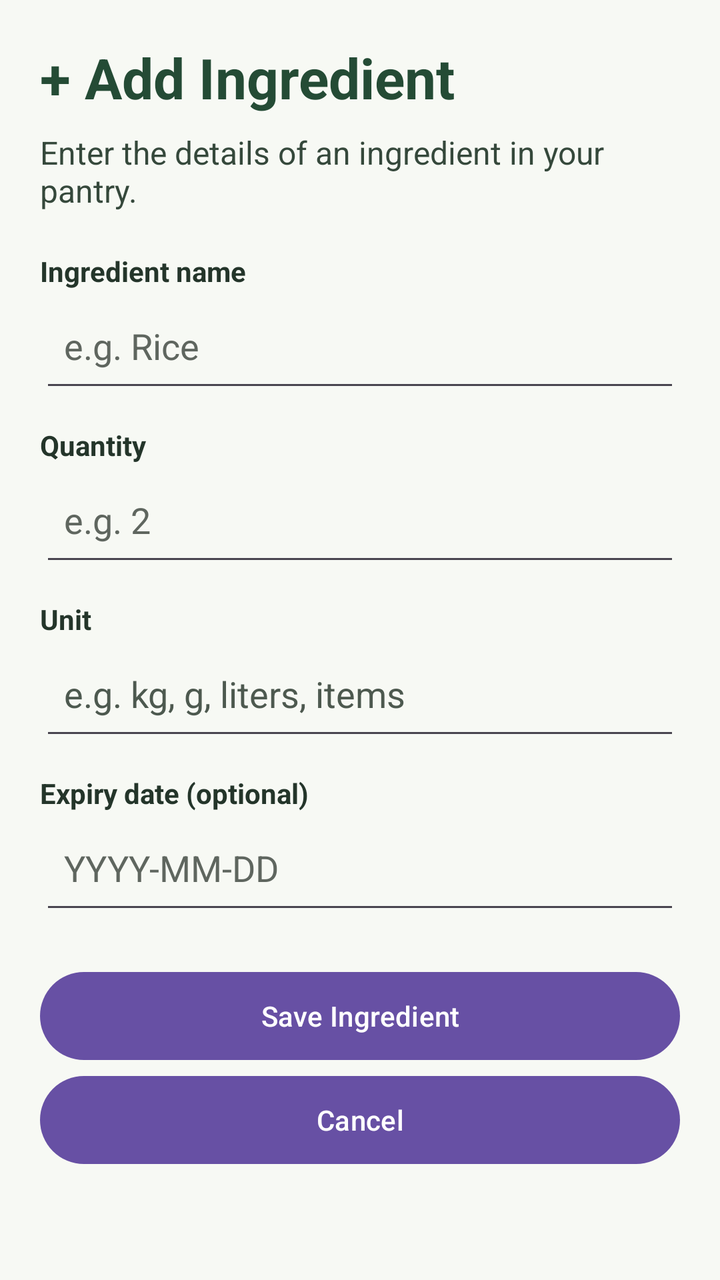
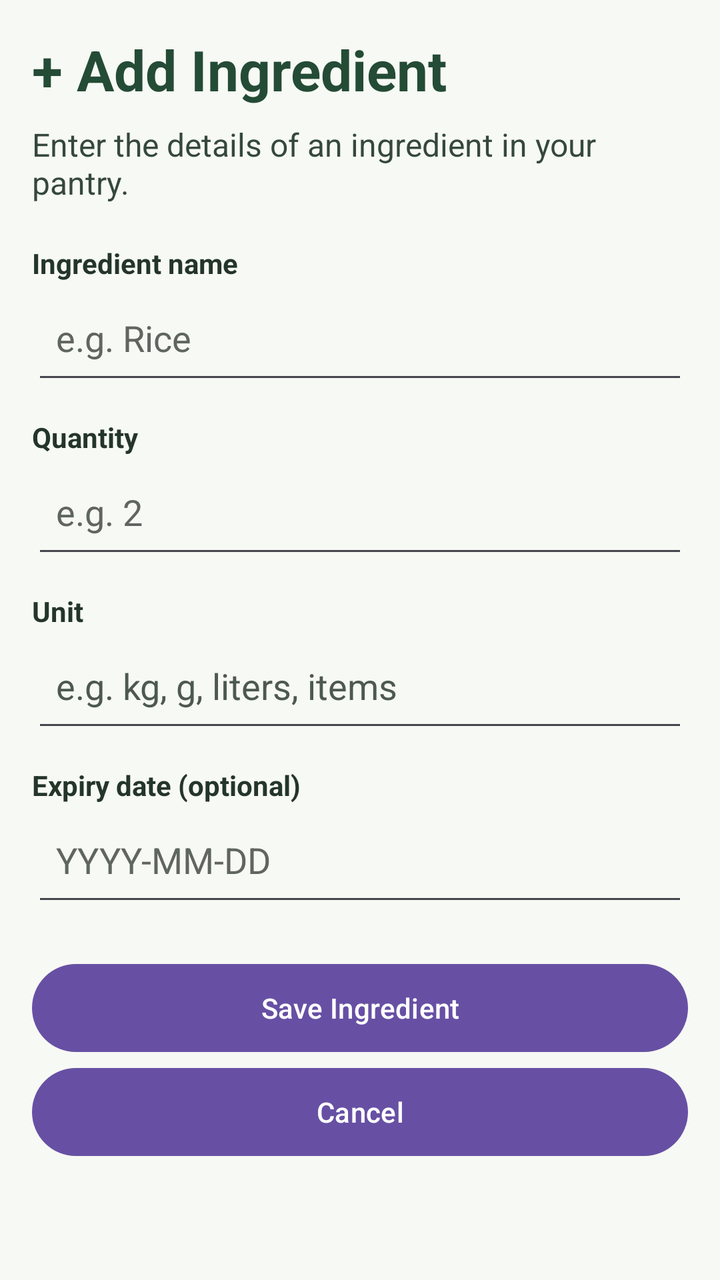

The first picture is an Android layout as it rendered before a commit; the second is the same layout after the commit. The layout source and the unified diff follow.
<!-- AndroidManifest.xml: application theme Theme.SmartPantryManager -->
<!-- res/layout/activity_add_ingredient.xml -->
<?xml version="1.0" encoding="utf-8"?>
<ScrollView xmlns:android="http://schemas.android.com/apk/res/android"
    android:layout_width="match_parent"
    android:layout_height="match_parent"
    android:background="#F7F9F4"
    android:fillViewport="true"
    android:fitsSystemWindows="true">

    <LinearLayout
        android:layout_width="match_parent"
        android:layout_height="wrap_content"
        android:gravity="center_horizontal"
        android:orientation="vertical"
        android:padding="16dp">

        <LinearLayout
            android:layout_width="match_parent"
            android:layout_height="wrap_content"
            android:orientation="vertical"
            android:padding="4dp">

            <TextView
                android:layout_width="match_parent"
                android:layout_height="wrap_content"
                android:text="@string/add_ingredient"
                android:textColor="#244B35"
                android:textSize="28sp"
                android:textStyle="bold"
                android:layout_marginBottom="8dp" />

            <TextView
                android:layout_width="match_parent"
                android:layout_height="wrap_content"
                android:text="@string/add_ingredient_description"
                android:textColor="#35483B"
                android:textSize="16sp"
                android:layout_marginBottom="20dp" />

            <TextView
                android:layout_width="match_parent"
                android:layout_height="wrap_content"
                android:text="@string/ingredient_name_label"
                android:textColor="#24352A"
                android:textStyle="bold" />

            <EditText
                android:id="@+id/editIngredientName"
                android:layout_width="match_parent"
                android:layout_height="wrap_content"
                android:minHeight="56dp"
                android:padding="12dp"
                android:hint="@string/ingredient_name_hint"
                android:textColor="#202820"
                android:textColorHint="#5F665F"
                android:inputType="textCapSentences"
                android:autofillHints="name"
                android:singleLine="true"
                android:layout_marginBottom="12dp" />

            <TextView
                android:layout_width="match_parent"
                android:layout_height="wrap_content"
                android:text="@string/quantity_label"
                android:textColor="#24352A"
                android:textStyle="bold" />

            <EditText
                android:id="@+id/editIngredientQuantity"
                android:layout_width="match_parent"
                android:layout_height="wrap_content"
                android:minHeight="56dp"
                android:padding="12dp"
                android:hint="@string/quantity_hint"
                android:textColor="#202820"
                android:textColorHint="#5F665F"
                android:inputType="numberDecimal"
                android:importantForAutofill="no"
                android:singleLine="true"
                android:layout_marginBottom="12dp" />

            <TextView
                android:layout_width="match_parent"
                android:layout_height="wrap_content"
                android:text="@string/unit_label"
                android:textColor="#24352A"
                android:textStyle="bold" />

            <EditText
                android:id="@+id/editIngredientUnit"
                android:layout_width="match_parent"
                android:layout_height="wrap_content"
                android:minHeight="56dp"
                android:padding="12dp"
                android:hint="@string/unit_hint"
                android:textColor="#202820"
                android:textColorHint="#4D594F"
                android:inputType="textCapSentences"
                android:importantForAutofill="no"
                android:singleLine="true"
                android:layout_marginBottom="12dp" />

            <TextView
                android:layout_width="match_parent"
                android:layout_height="wrap_content"
                android:text="@string/expiry_date_label"
                android:textColor="#24352A"
                android:textStyle="bold" />

            <EditText
                android:id="@+id/editIngredientExpiry"
                android:layout_width="match_parent"
                android:layout_height="wrap_content"
                android:minHeight="56dp"
                android:padding="12dp"
                android:hint="@string/expiry_date_hint"
                android:textColor="#202820"
                android:textColorHint="#5F665F"
                android:inputType="date"
                android:importantForAutofill="no"
                android:singleLine="true"
                android:layout_marginBottom="20dp" />

            <Button
                android:id="@+id/btnSaveIngredient"
                android:layout_width="match_parent"
                android:layout_height="wrap_content"
                android:minHeight="52dp"
                android:text="@string/save_ingredient"
                android:textAllCaps="false" />

            <Button
                android:id="@+id/btnCancelIngredient"
                android:layout_width="match_parent"
                android:layout_height="wrap_content"
                android:minHeight="52dp"
                android:text="@string/cancel"
                android:textAllCaps="false" />

        </LinearLayout>
    </LinearLayout>
</ScrollView>
<!-- resources referenced by this layout -->
<resources>
  <string name="add_ingredient">+ Add Ingredient</string>
  <string name="add_ingredient_description">Enter the details of an ingredient in your pantry.</string>
  <string name="cancel">Cancel</string>
  <string name="expiry_date_hint">YYYY-MM-DD</string>
  <string name="expiry_date_label">Expiry date (optional)</string>
  <string name="ingredient_name_hint">e.g. Rice</string>
  <string name="ingredient_name_label">Ingredient name</string>
  <string name="quantity_hint">e.g. 2</string>
  <string name="quantity_label">Quantity</string>
  <string name="save_ingredient">Save Ingredient</string>
  <string name="unit_hint">e.g. kg, g, liters, items</string>
  <string name="unit_label">Unit</string>
  <style name="Theme.SmartPantryManager" parent="Base.Theme.SmartPantryManager" />
  <style name="Base.Theme.SmartPantryManager" parent="Theme.Material3.DayNight.NoActionBar">
          
          
      </style>
</resources>

<!-- the commit's change to res/layout/activity_add_ingredient.xml (unified diff, before → after) -->
@@ -12,12 +12,6 @@
         android:gravity="center_horizontal"
         android:orientation="vertical"
         android:padding="16dp">
-
-        <LinearLayout
-            android:layout_width="match_parent"
-            android:layout_height="wrap_content"
-            android:orientation="vertical"
-            android:padding="4dp">
 
             <TextView
                 android:layout_width="match_parent"
@@ -135,7 +129,5 @@
                 android:minHeight="52dp"
                 android:text="@string/cancel"
                 android:textAllCaps="false" />
-
-        </LinearLayout>
     </LinearLayout>
 </ScrollView>
